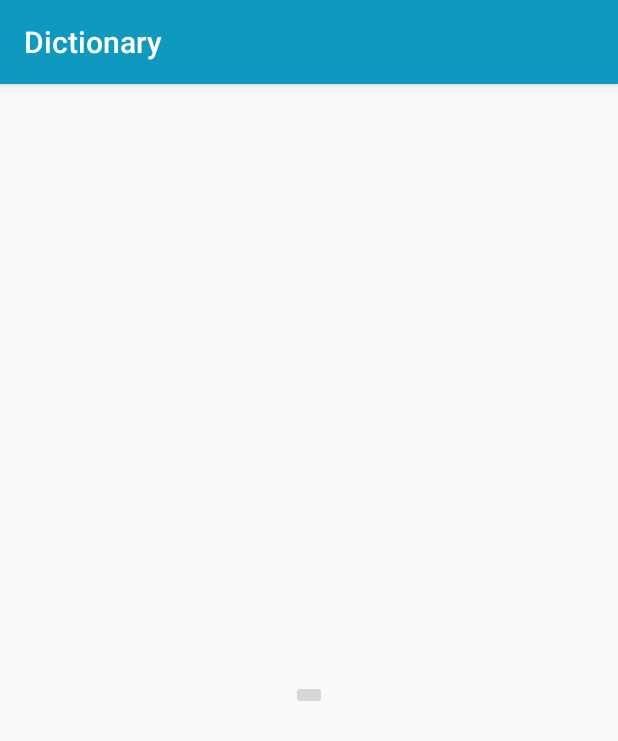
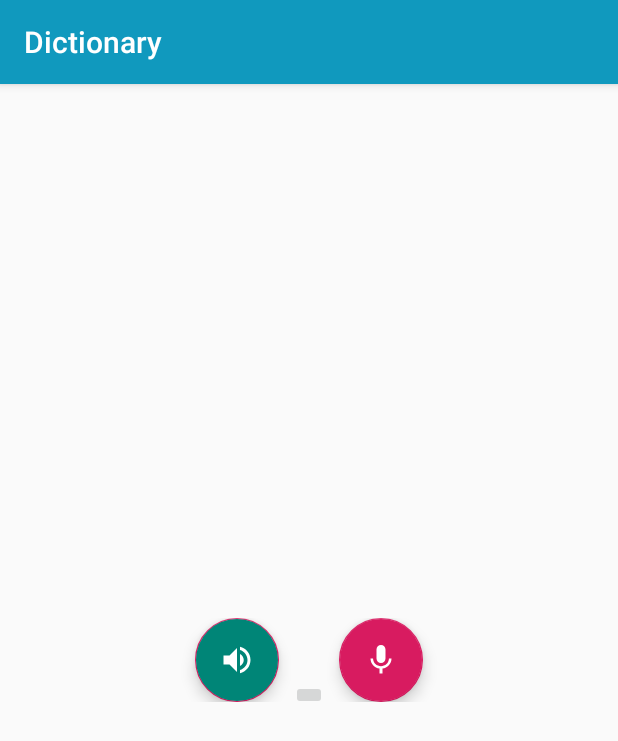
Before and after one commit to Phatnguyen27/Dictionary, an Android app: the fragment FlashcardDetailFragment shown on its own in the app's theme, on a phone screen of 412 x 824 dp. Shown: the top 741 px of the screen. Run offline under Robolectric (Android 15) with nearby library versions, the phone set to English and light mode, and no system bars; 2 statements that could not run were skipped.

Commit message:
Flashcard

```diff
--- a/app/src/main/java/com/example/dictionary/FlashcardPageAdapter.java
+++ b/app/src/main/java/com/example/dictionary/FlashcardPageAdapter.java
@@ -35,8 +35,10 @@ public class FlashcardPageAdapter extends PagerAdapter {
         LayoutInflater inflayter = LayoutInflater.from(mContext);
         View layout = inflayter.inflate(mLayout,container,false);
         TextView tvWord = layout.findViewById(R.id.Word);
+        TextView tvSub = layout.findViewById(R.id.Word_Sub);
         MyWord word = mList.get(position);
         tvWord.setText(word.getWord());
+        tvSub.setText("Meaning");
         container.addView(layout);
         return layout;
     }
--- /dev/null
+++ b/app/src/main/res/drawable/ic_mic_black_24dp.xml
@@ -0,0 +1,5 @@
+<vector android:height="24dp" android:tint="#FFFFFF"
+    android:viewportHeight="24.0" android:viewportWidth="24.0"
+    android:width="24dp" xmlns:android="http://schemas.android.com/apk/res/android">
+    <path android:fillColor="#FF000000" android:pathData="M12,14c1.66,0 2.99,-1.34 2.99,-3L15,5c0,-1.66 -1.34,-3 -3,-3S9,3.34 9,5v6c0,1.66 1.34,3 3,3zM17.3,11c0,3 -2.54,5.1 -5.3,5.1S6.7,14 6.7,11L5,11c0,3.41 2.72,6.23 6,6.72L11,21h2v-3.28c3.28,-0.48 6,-3.3 6,-6.72h-1.7z"/>
+</vector>
--- /dev/null
+++ b/app/src/main/res/drawable/ic_volume_up_black_24dp.xml
@@ -0,0 +1,5 @@
+<vector android:height="24dp" android:tint="#FFFFFF"
+    android:viewportHeight="24.0" android:viewportWidth="24.0"
+    android:width="24dp" xmlns:android="http://schemas.android.com/apk/res/android">
+    <path android:fillColor="#FF000000" android:pathData="M3,9v6h4l5,5L12,4L7,9L3,9zM16.5,12c0,-1.77 -1.02,-3.29 -2.5,-4.03v8.05c1.48,-0.73 2.5,-2.25 2.5,-4.02zM14,3.23v2.06c2.89,0.86 5,3.54 5,6.71s-2.11,5.85 -5,6.71v2.06c4.01,-0.91 7,-4.49 7,-8.77s-2.99,-7.86 -7,-8.77z"/>
+</vector>
--- a/app/src/main/res/layout/fragment_flashcard_detail.xml
+++ b/app/src/main/res/layout/fragment_flashcard_detail.xml
@@ -6,9 +6,18 @@
         android:id="@+id/Word"
         android:layout_width="wrap_content"
         android:layout_height="wrap_content"
-        android:layout_above="@+id/pronunciation"
+        android:layout_above="@+id/Word_Sub"
         android:layout_centerHorizontal="true"
-        android:textSize="20dp"/>
+        android:textSize="30dp"/>
+    <TextView
+        android:id="@+id/Word_Sub"
+        android:layout_width="wrap_content"
+        android:layout_height="wrap_content"
+        android:layout_above="@+id/layout_btn"
+        android:layout_centerHorizontal="true"
+        android:textSize="30dp"
+        android:layout_marginBottom="5dp"
+        android:layout_marginTop="5dp"/>
     <TextView
         android:layout_width="wrap_content"
         android:layout_height="wrap_content"
@@ -21,6 +30,33 @@
         android:layout_height="wrap_content"
         android:layout_below="@id/pronunciation"
         android:layout_centerHorizontal="true"/>
+    <LinearLayout
+        android:id="@+id/layout_btn"
+        android:layout_width="match_parent"
+        android:layout_height="wrap_content"
+        android:layout_centerHorizontal="true"
+        android:layout_centerVertical="true"
+        android:gravity="center"
+        android:orientation="horizontal">
+
+        <com.google.android.material.floatingactionbutton.FloatingActionButton
+            android:id="@+id/fab_flash_listen"
+            android:layout_width="wrap_content"
+            android:layout_height="wrap_content"
+            android:layout_centerHorizontal="true"
+            android:layout_centerVertical="true"
+            android:layout_marginRight="20dp"
+            android:backgroundTint="@color/colorPrimary"
+            android:src="@drawable/ic_volume_up_black_24dp" />
+        <com.google.android.material.floatingactionbutton.FloatingActionButton
+            android:id="@+id/fab_flash_speak"
+            android:layout_width="wrap_content"
+            android:layout_height="wrap_content"
+            android:layout_centerHorizontal="true"
+            android:layout_centerVertical="true"
+            android:layout_marginLeft="20dp"
+            android:src="@drawable/ic_mic_black_24dp" />
+    </LinearLayout>
     <TextView
         android:layout_width="wrap_content"
         android:layout_height="wrap_content"
```
Also changed, not shown: app/src/main/java/com/example/dictionary/DatabaseAccess.java (+16 -0 lines), app/src/main/java/com/example/dictionary/ui/EVFragment.java (+29 -7 lines).
